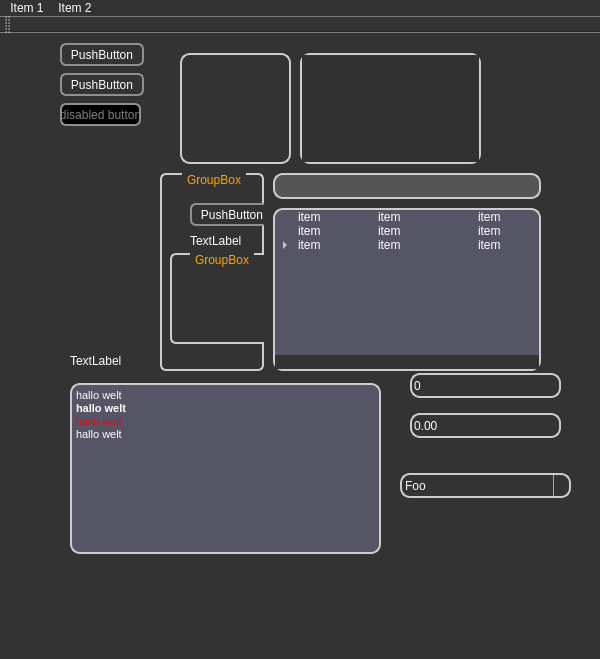
This is qt-frontend/StyleDemo/mainwindow.ui in phresnel/picogen as Qt 5 draws it before an edit. The edited form follows.
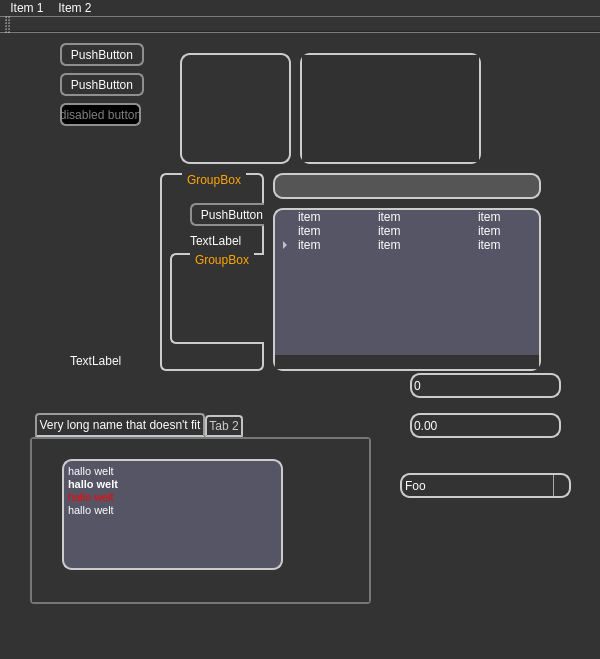
This is the edited form.

Diff of the .ui file:
```diff
--- a/qt-frontend/StyleDemo/mainwindow.ui
+++ b/qt-frontend/StyleDemo/mainwindow.ui
@@ -111,8 +111,8 @@
 	border: 2px solid #8f8f91;
 	border-radius: 6px;
 	background-color: qlineargradient(x1:0, y1:0, x2:0, y2:1,
-                                       stop:0 #717171, stop: 0.5 #606060,
-                                       stop: 0.6 #535353, stop:1 #757575);
+                                       stop:0 #817171, stop: 0.5 #606060,
+                                       stop: 0.55 #333333, stop:1 #857575);
 } QPushButton:pressed {
 	background-color: qlineargradient(x1:0, y1:0, x2:0, y2:1,
 										stop:0.5 #717171, 
@@ -189,6 +189,36 @@
  }
 QComboBox QAbstractItemView {
 	background: gray;
+}
+
+
+QTabWidget::pane { /* The tab widget frame */
+	border: 2px solid #777;
+	border-radius:4px;
+} QTabWidget::tab-bar {
+	left: 5px; /* move to the right by 5px */
+} QTabBar::tab {
+        background-color: qlineargradient(x1:0, y1:0, x2:0, y2:1,
+                                       stop:0 #669, stop: 0.5 #333,
+                                       stop: 0.55 #232323, stop:1 #669);
+        border: 2px solid #C4C4C3;
+        border-bottom-color: #C2C7CB; /* same as the pane color */
+        border-top-left-radius: 4px;
+        border-top-right-radius: 4px;
+        min-width: 8ex;
+        padding: 2px;
+        color:#ccc;
+} QTabBar::tab:selected, QTabBar::tab:hover {
+        background-color: 
+			qlineargradient(x1:0, y1:0, x2:0, y2:1,
+                                       stop:0 #9191b1, stop: 0.5 #607050,
+                                       stop: 0.55 #334323, stop:1 #9191b1);
+        color:#fff;
+} QTabBar::tab:selected {
+        border-color: #9B9B9B;
+        border-bottom-color: #C2C7CB; /* same as pane color */
+} QTabBar::tab:!selected {
+        margin-top: 2px; /* make non-selected tabs look smaller */
 }</string>
   </property>
   <widget class="QWidget" name="centralWidget">
@@ -277,30 +307,6 @@
      </property>
     </widget>
    </widget>
-   <widget class="QTextEdit" name="textEdit">
-    <property name="geometry">
-     <rect>
-      <x>70</x>
-      <y>350</y>
-      <width>311</width>
-      <height>171</height>
-     </rect>
-    </property>
-    <property name="html">
-     <string>&lt;!DOCTYPE HTML PUBLIC &quot;-//W3C//DTD HTML 4.0//EN&quot; &quot;http://www.w3.org/TR/REC-html40/strict.dtd&quot;&gt;
-&lt;html&gt;&lt;head&gt;&lt;meta name=&quot;qrichtext&quot; content=&quot;1&quot; /&gt;&lt;style type=&quot;text/css&quot;&gt;
-p, li { white-space: pre-wrap; }
-&lt;/style&gt;&lt;/head&gt;&lt;body style=&quot; font-family:'Sans'; font-size:9pt; font-weight:400; font-style:normal;&quot;&gt;
-&lt;table border=&quot;0&quot; style=&quot;-qt-table-type: root; margin-top:4px; margin-bottom:4px; margin-left:4px; margin-right:4px;&quot;&gt;
-&lt;tr&gt;
-&lt;td style=&quot;border: none;&quot;&gt;
-&lt;p style=&quot; margin-top:0px; margin-bottom:0px; margin-left:0px; margin-right:0px; -qt-block-indent:0; text-indent:0px;&quot;&gt;&lt;span style=&quot; font-family:'MS Shell Dlg 2'; font-size:8pt;&quot;&gt;hallo welt&lt;/span&gt;&lt;/p&gt;
-&lt;p style=&quot; margin-top:0px; margin-bottom:0px; margin-left:0px; margin-right:0px; -qt-block-indent:0; text-indent:0px;&quot;&gt;&lt;span style=&quot; font-family:'MS Shell Dlg 2'; font-size:8pt; font-weight:600;&quot;&gt;hallo welt&lt;/span&gt;&lt;/p&gt;
-&lt;p style=&quot; margin-top:0px; margin-bottom:0px; margin-left:0px; margin-right:0px; -qt-block-indent:0; text-indent:0px;&quot;&gt;&lt;span style=&quot; font-family:'MS Shell Dlg 2'; font-size:8pt; color:#ff0000;&quot;&gt;hallo welt&lt;/span&gt;&lt;/p&gt;
-&lt;p style=&quot; margin-top:0px; margin-bottom:0px; margin-left:0px; margin-right:0px; -qt-block-indent:0; text-indent:0px;&quot;&gt;&lt;span style=&quot; font-family:'MS Shell Dlg 2'; font-size:8pt;&quot;&gt;hallo welt&lt;/span&gt;&lt;/p&gt;
-&lt;p style=&quot;-qt-paragraph-type:empty; margin-top:0px; margin-bottom:0px; margin-left:0px; margin-right:0px; -qt-block-indent:0; text-indent:0px; font-family:'MS Shell Dlg 2'; font-size:8pt;&quot;&gt;&lt;/p&gt;&lt;/td&gt;&lt;/tr&gt;&lt;/table&gt;&lt;/body&gt;&lt;/html&gt;</string>
-    </property>
-   </widget>
    <widget class="QLabel" name="label_2">
     <property name="geometry">
      <rect>
@@ -516,6 +522,53 @@
      </property>
     </item>
    </widget>
+   <widget class="QTabWidget" name="tabWidget">
+    <property name="geometry">
+     <rect>
+      <x>30</x>
+      <y>380</y>
+      <width>341</width>
+      <height>191</height>
+     </rect>
+    </property>
+    <property name="styleSheet">
+     <string notr="true"/>
+    </property>
+    <widget class="QWidget" name="tab">
+     <attribute name="title">
+      <string>Very long name that doesn't fit</string>
+     </attribute>
+     <widget class="QTextEdit" name="textEdit">
+      <property name="geometry">
+       <rect>
+        <x>30</x>
+        <y>20</y>
+        <width>221</width>
+        <height>111</height>
+       </rect>
+      </property>
+      <property name="html">
+       <string>&lt;!DOCTYPE HTML PUBLIC &quot;-//W3C//DTD HTML 4.0//EN&quot; &quot;http://www.w3.org/TR/REC-html40/strict.dtd&quot;&gt;
+&lt;html&gt;&lt;head&gt;&lt;meta name=&quot;qrichtext&quot; content=&quot;1&quot; /&gt;&lt;style type=&quot;text/css&quot;&gt;
+p, li { white-space: pre-wrap; }
+&lt;/style&gt;&lt;/head&gt;&lt;body style=&quot; font-family:'Sans'; font-size:9pt; font-weight:400; font-style:normal;&quot;&gt;
+&lt;table border=&quot;0&quot; style=&quot;-qt-table-type: root; margin-top:4px; margin-bottom:4px; margin-left:4px; margin-right:4px;&quot;&gt;
+&lt;tr&gt;
+&lt;td style=&quot;border: none;&quot;&gt;
+&lt;p style=&quot; margin-top:0px; margin-bottom:0px; margin-left:0px; margin-right:0px; -qt-block-indent:0; text-indent:0px;&quot;&gt;&lt;span style=&quot; font-family:'MS Shell Dlg 2'; font-size:8pt;&quot;&gt;hallo welt&lt;/span&gt;&lt;/p&gt;
+&lt;p style=&quot; margin-top:0px; margin-bottom:0px; margin-left:0px; margin-right:0px; -qt-block-indent:0; text-indent:0px;&quot;&gt;&lt;span style=&quot; font-family:'MS Shell Dlg 2'; font-size:8pt; font-weight:600;&quot;&gt;hallo welt&lt;/span&gt;&lt;/p&gt;
+&lt;p style=&quot; margin-top:0px; margin-bottom:0px; margin-left:0px; margin-right:0px; -qt-block-indent:0; text-indent:0px;&quot;&gt;&lt;span style=&quot; font-family:'MS Shell Dlg 2'; font-size:8pt; color:#ff0000;&quot;&gt;hallo welt&lt;/span&gt;&lt;/p&gt;
+&lt;p style=&quot; margin-top:0px; margin-bottom:0px; margin-left:0px; margin-right:0px; -qt-block-indent:0; text-indent:0px;&quot;&gt;&lt;span style=&quot; font-family:'MS Shell Dlg 2'; font-size:8pt;&quot;&gt;hallo welt&lt;/span&gt;&lt;/p&gt;
+&lt;p style=&quot;-qt-paragraph-type:empty; margin-top:0px; margin-bottom:0px; margin-left:0px; margin-right:0px; -qt-block-indent:0; text-indent:0px; font-family:'MS Shell Dlg 2'; font-size:8pt;&quot;&gt;&lt;/p&gt;&lt;/td&gt;&lt;/tr&gt;&lt;/table&gt;&lt;/body&gt;&lt;/html&gt;</string>
+      </property>
+     </widget>
+    </widget>
+    <widget class="QWidget" name="tab_2">
+     <attribute name="title">
+      <string>Tab 2</string>
+     </attribute>
+    </widget>
+   </widget>
   </widget>
   <widget class="QMenuBar" name="menuBar">
    <property name="geometry">
```
Left out of the diff: 4 changed lines with no effect on the pictures.
